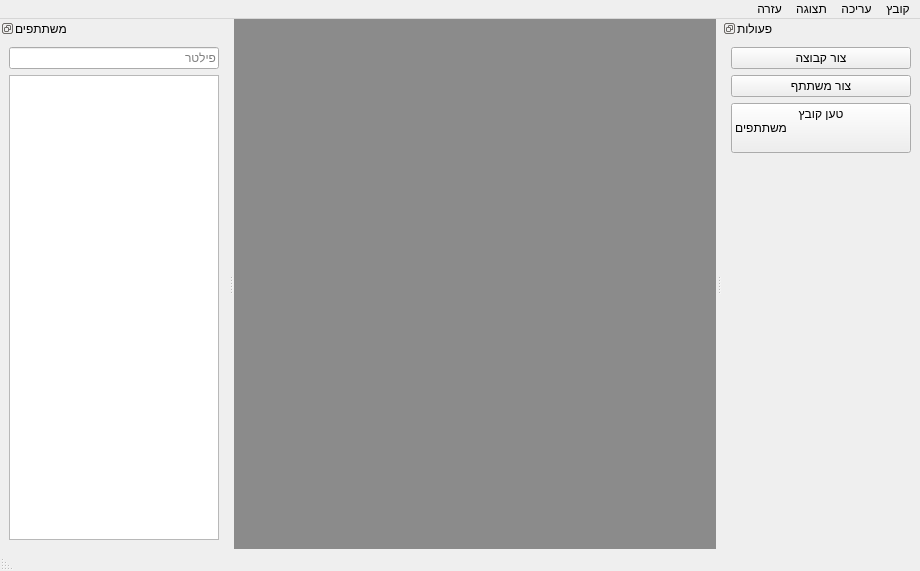
Old version of the form gui/resources/mainwindow.ui in the repository PillowTweezers/PurMyun.
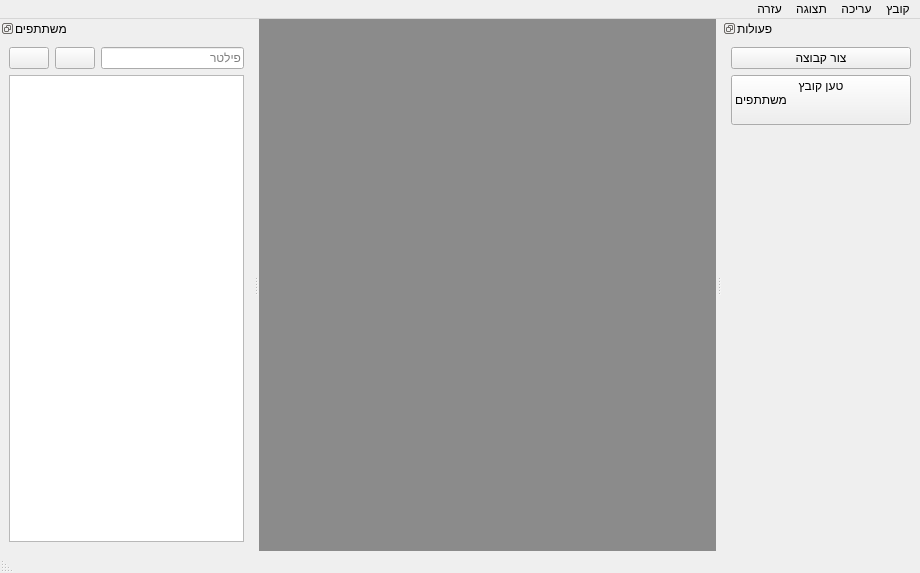
New version of the form. Icons and pictures are not drawn.

Commit message: Added participant management buttons.

```diff
--- a/gui/resources/mainwindow.ui
+++ b/gui/resources/mainwindow.ui
@@ -84,13 +84,6 @@
                             </property>
                         </widget>
                     </item>
-                    <item>
-                        <widget class="QPushButton" name="createParticipantsBtn">
-                            <property name="text">
-                                <string>צור משתתף</string>
-                            </property>
-                        </widget>
-                    </item>
                     <item>
                         <widget class="QPushButton" name="loadParticipantsBtn">
                             <property name="text">
@@ -119,8 +112,8 @@
         <widget class="QDockWidget" name="participantsDock">
             <property name="minimumSize">
                 <size>
-                    <width>228</width>
-                    <height>524</height>
+                    <width>253</width>
+                    <height>532</height>
                 </size>
             </property>
             <property name="features">
@@ -135,6 +128,8 @@
             <widget class="QWidget" name="dockWidgetContents_2">
                 <layout class="QVBoxLayout" name="verticalLayout_2">
                     <item>
+                        <layout class="QHBoxLayout" name="horizontalLayout">
+                            <item>
                         <widget class="QLineEdit" name="nameFilterEdt">
                             <property name="text">
                                 <string/>
@@ -145,6 +140,32 @@
                         </widget>
                     </item>
                     <item>
+                                <widget class="QPushButton" name="addParticipantBtn">
+                                    <property name="text">
+                                        <string/>
+                                    </property>
+                                    <property name="icon">
+                                        <iconset resource="mainwindow.qrc">
+                                            <normaloff>:/assets/add.png</normaloff>:/assets/add.png
+                                        </iconset>
+                                    </property>
+                                </widget>
+                            </item>
+                            <item>
+                                <widget class="QPushButton" name="removeParticipantBtn">
+                                    <property name="text">
+                                        <string/>
+                                    </property>
+                                    <property name="icon">
+                                        <iconset resource="mainwindow.qrc">
+                                            <normaloff>:/assets/remove.png</normaloff>:/assets/remove.png
+                                        </iconset>
+                                    </property>
+                                </widget>
+                            </item>
+                        </layout>
+                    </item>
+                    <item>
                         <widget class="QTableWidget" name="participantsTableWidget">
                             <property name="minimumSize">
                                 <size>
```
Left out of the diff: 4 changed lines with no effect on the pictures. Lines whose indentation alone changed are shown as unchanged. The commit also changes 15 other files.
